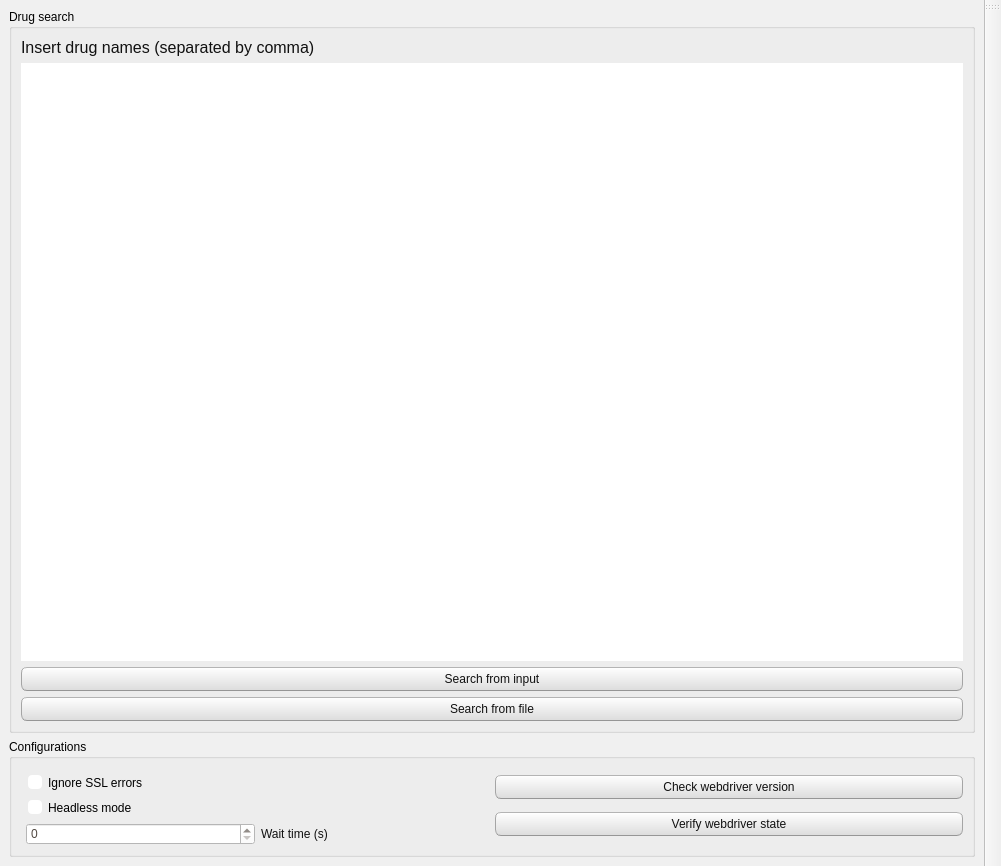
Above: EMADB/commons/interface/layout/window_layout.ui from CTCycle/EMADB-Autopilot before the change. Below: the same form after it.
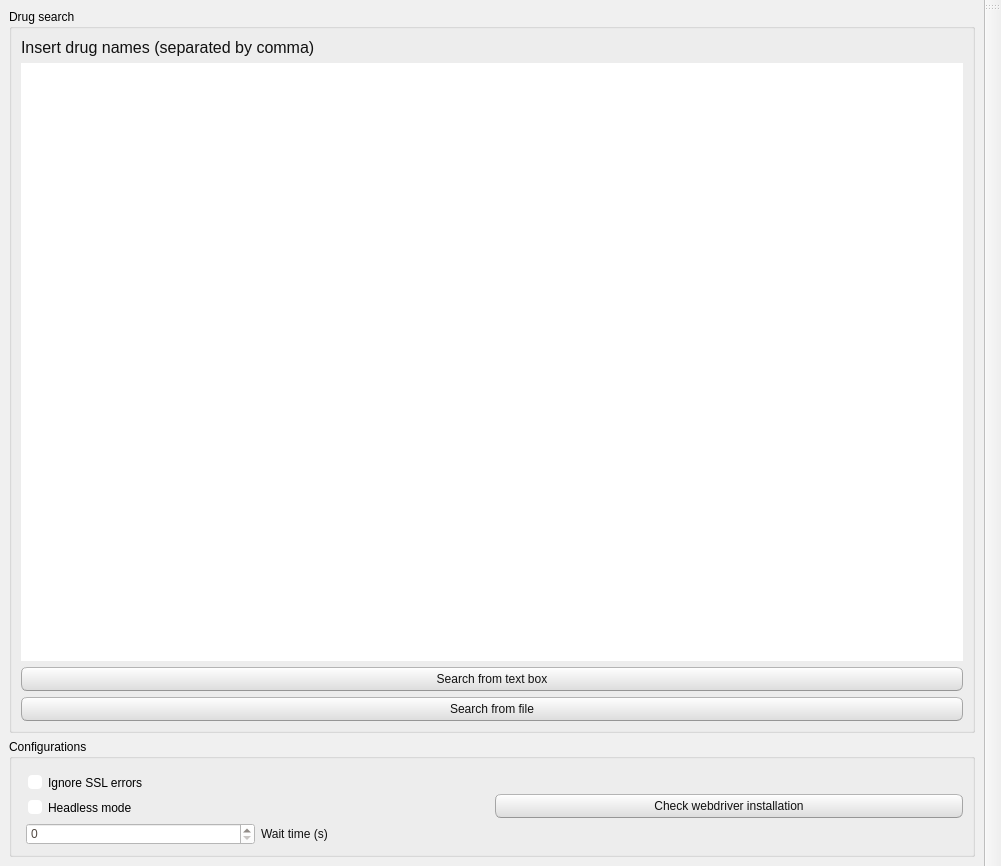
That is the form after the change.

Commit message: webdriver checking functions mixed in a single button

```diff
--- a/EMADB/commons/interface/layout/window_layout.ui
+++ b/EMADB/commons/interface/layout/window_layout.ui
@@ -543,7 +543,7 @@
          <item>
           <widget class="QPushButton" name="searchFromBox">
            <property name="text">
-            <string>Search from input</string>
+            <string>Search from text box</string>
            </property>
           </widget>
          </item>
@@ -630,14 +630,7 @@
            <item>
             <widget class="QPushButton" name="checkWDVersion">
              <property name="text">
-              <string>Check webdriver version</string>
-             </property>
-            </widget>
-           </item>
-           <item>
-            <widget class="QPushButton" name="verifyWD">
-             <property name="text">
-              <string>Verify webdriver state</string>
+              <string>Check webdriver installation</string>
              </property>
             </widget>
            </item>
```
Left out of the diff: 2 changed lines with no effect on the pictures. The commit also changes 1 other file.
